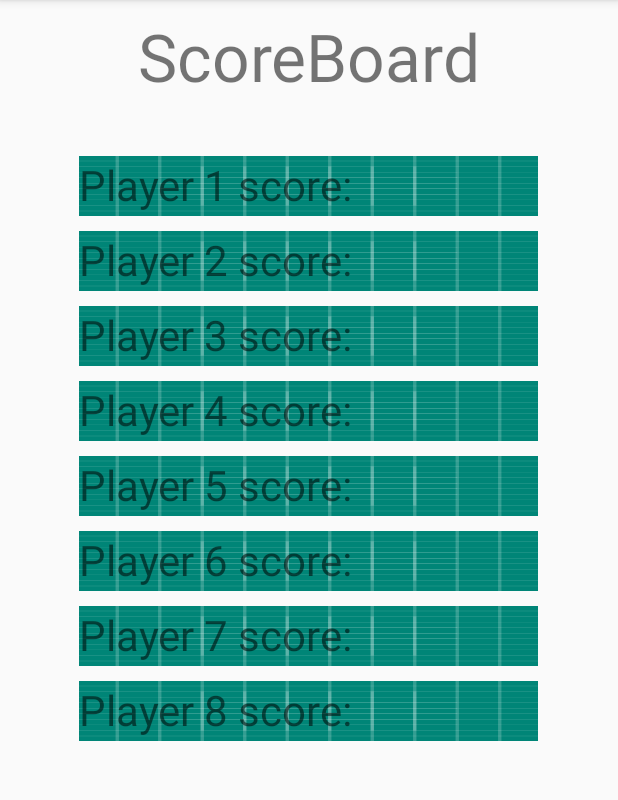
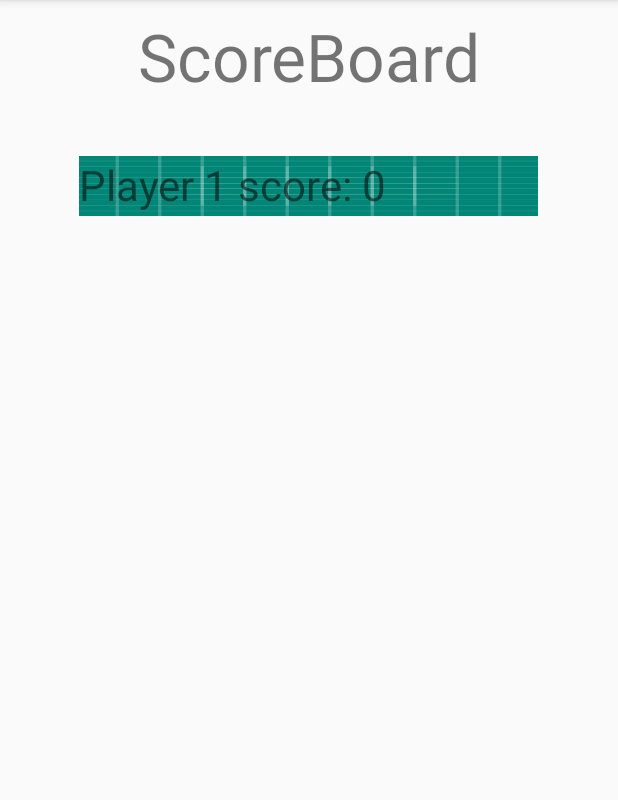
Before and after one commit to glie2/FreedomOfSpeech, an Android app: the ScoreBoardActivity screen opened directly, with no data from a screen before it, on a phone screen of 412 x 824 dp, the part 84-884 px from its top. Run offline under Robolectric (Android 15) with nearby library versions, the phone set to English and light mode, and no system bars.

Commit message:
scoreboard algorithm

```diff
--- a/app/src/main/java/com/example/freedomofspeech/ScoreBoardActivity.java
+++ b/app/src/main/java/com/example/freedomofspeech/ScoreBoardActivity.java
@@ -3,10 +3,12 @@ package com.example.freedomofspeech;
 import androidx.appcompat.app.AppCompatActivity;
 
 import android.os.Bundle;
+import android.view.View;
 import android.widget.TextView;
 
 public class ScoreBoardActivity extends AppCompatActivity {
 
+    // text boxes for the scoreboard
     TextView scoreTitle;
     TextView p1score;
     TextView p2score;
@@ -22,6 +24,10 @@ public class ScoreBoardActivity extends AppCompatActivity {
         super.onCreate(savedInstanceState);
         setContentView(R.layout.activity_score_board);
 
+        // the number of players participating
+        int numberOfPlayers = MainActivity.numPlayers;
+
+        // variables for the text boxes on the scoreboard
         scoreTitle = findViewById(R.id.scoreTitle);
         p1score = findViewById(R.id.player1score);
         p2score = findViewById(R.id.player2score);
@@ -31,6 +37,40 @@ public class ScoreBoardActivity extends AppCompatActivity {
         p6score = findViewById(R.id.player6score);
         p7score = findViewById(R.id.player7score);
         p8score = findViewById(R.id.player8score);
+
+        p1score.setText("Player 1 score: " + Integer.toString(MainActivity.scoreBoard[0]));
+        p2score.setText("Player 2 score: " + Integer.toString(MainActivity.scoreBoard[1]));
+        p3score.setText("Player 3 score: " + Integer.toString(MainActivity.scoreBoard[2]));
+        p4score.setText("Player 4 score: " + Integer.toString(MainActivity.scoreBoard[3]));
+        p5score.setText("Player 5 score: " + Integer.toString(MainActivity.scoreBoard[4]));
+        p6score.setText("Player 6 score: " + Integer.toString(MainActivity.scoreBoard[5]));
+        p7score.setText("Player 7 score: " + Integer.toString(MainActivity.scoreBoard[6]));
+        p8score.setText("Player 8 score: " + Integer.toString(MainActivity.scoreBoard[7]));
+
+
+
+        // set scoreboard according to how many people are playing
+        if (numberOfPlayers < 8) {
+            p8score.setVisibility(View.INVISIBLE);
+        }
+        if (numberOfPlayers < 7) {
+            p7score.setVisibility(View.INVISIBLE);
+        }
+        if (numberOfPlayers < 6) {
+            p6score.setVisibility(View.INVISIBLE);
+        }
+        if (numberOfPlayers < 5) {
+            p5score.setVisibility(View.INVISIBLE);
+        }
+        if (numberOfPlayers < 4) {
+            p4score.setVisibility(View.INVISIBLE);
+        }
+        if (numberOfPlayers < 3) {
+            p3score.setVisibility(View.INVISIBLE);
+        }
+        if (numberOfPlayers < 2) {
+            p2score.setVisibility(View.INVISIBLE);
+        }
     }
 
 
--- a/app/src/main/res/layout/activity_score_board.xml
+++ b/app/src/main/res/layout/activity_score_board.xml
@@ -13,7 +13,7 @@
         android:layout_marginStart="8dp"
         android:layout_marginTop="8dp"
         android:layout_marginEnd="8dp"
-        android:text="ScoreBoard"
+        android:text="@string/scoreboard"
         android:textAlignment="center"
         android:textSize="44sp"
         app:layout_constraintEnd_toEndOf="parent"
@@ -27,9 +27,9 @@
         android:layout_height="40dp"
         android:layout_marginTop="104dp"
         android:background="@drawable/ic_launcher_background"
-        android:text="Player 1 score: "
+        android:text="@string/player_1_score"
         android:textAlignment="textStart"
-        android:textSize="28dp"
+        android:textSize="28sp"
         app:layout_constraintEnd_toEndOf="parent"
         app:layout_constraintHorizontal_bias="0.494"
         app:layout_constraintStart_toStartOf="parent"
@@ -41,9 +41,9 @@
         android:layout_height="40dp"
         android:layout_marginTop="154dp"
         android:background="@drawable/ic_launcher_background"
-        android:text="Player 2 score: "
+        android:text="@string/player_2_score"
         android:textAlignment="textStart"
-        android:textSize="28dp"
+        android:textSize="28sp"
         app:layout_constraintEnd_toEndOf="parent"
         app:layout_constraintHorizontal_bias="0.495"
         app:layout_constraintStart_toStartOf="parent"
@@ -55,9 +55,9 @@
         android:layout_height="40dp"
         android:layout_marginTop="204dp"
         android:background="@drawable/ic_launcher_background"
-        android:text="Player 3 score: "
+        android:text="@string/player_3_score"
         android:textAlignment="textStart"
-        android:textSize="28dp"
+        android:textSize="28sp"
         app:layout_constraintEnd_toEndOf="parent"
         app:layout_constraintHorizontal_bias="0.495"
         app:layout_constraintStart_toStartOf="parent"
@@ -69,9 +69,9 @@
         android:layout_height="40dp"
         android:layout_marginTop="254dp"
         android:background="@drawable/ic_launcher_background"
-        android:text="Player 4 score: "
+        android:text="@string/player_4_score"
         android:textAlignment="textStart"
-        android:textSize="28dp"
+        android:textSize="28sp"
         app:layout_constraintEnd_toEndOf="parent"
         app:layout_constraintHorizontal_bias="0.494"
         app:layout_constraintStart_toStartOf="parent"
@@ -83,9 +83,9 @@
         android:layout_height="40dp"
         android:layout_marginTop="304dp"
         android:background="@drawable/ic_launcher_background"
-        android:text="Player 5 score: "
+        android:text="@string/player_5_score"
         android:textAlignment="textStart"
-        android:textSize="28dp"
+        android:textSize="28sp"
         app:layout_constraintEnd_toEndOf="parent"
         app:layout_constraintHorizontal_bias="0.494"
         app:layout_constraintStart_toStartOf="parent"
@@ -97,9 +97,9 @@
         android:layout_height="40dp"
         android:layout_marginTop="354dp"
         android:background="@drawable/ic_launcher_background"
-        android:text="Player 6 score: "
+        android:text="@string/player_6_score"
         android:textAlignment="textStart"
-        android:textSize="28dp"
+        android:textSize="28sp"
         app:layout_constraintEnd_toEndOf="parent"
         app:layout_constraintHorizontal_bias="0.494"
         app:layout_constraintStart_toStartOf="parent"
@@ -111,9 +111,9 @@
         android:layout_height="40dp"
         android:layout_marginTop="404dp"
         android:background="@drawable/ic_launcher_background"
-        android:text="Player 7 score: "
+        android:text="@string/player_7_score"
         android:textAlignment="textStart"
-        android:textSize="28dp"
+        android:textSize="28sp"
         app:layout_constraintEnd_toEndOf="parent"
         app:layout_constraintHorizontal_bias="0.494"
         app:layout_constraintStart_toStartOf="parent"
@@ -125,9 +125,9 @@
         android:layout_height="40dp"
         android:layout_marginTop="454dp"
         android:background="@drawable/ic_launcher_background"
-        android:text="Player 8 score: "
+        android:text="@string/player_8_score"
         android:textAlignment="textStart"
-        android:textSize="28dp"
+        android:textSize="28sp"
         app:layout_constraintEnd_toEndOf="parent"
         app:layout_constraintHorizontal_bias="0.494"
         app:layout_constraintStart_toStartOf="parent"
--- a/app/src/main/res/values/strings.xml
+++ b/app/src/main/res/values/strings.xml
@@ -1,3 +1,12 @@
 <resources>
     <string name="app_name">FreedomOfSpeech</string>
+    <string name="scoreboard">ScoreBoard</string>
+    <string name="player_1_score">Player 1 score:</string>
+    <string name="player_2_score">Player 2 score:</string>
+    <string name="player_3_score">Player 3 score:</string>
+    <string name="player_8_score">Player 8 score:</string>
+    <string name="player_7_score">Player 7 score:</string>
+    <string name="player_6_score">Player 6 score:</string>
+    <string name="player_5_score">Player 5 score:</string>
+    <string name="player_4_score">Player 4 score:</string>
 </resources>
```
